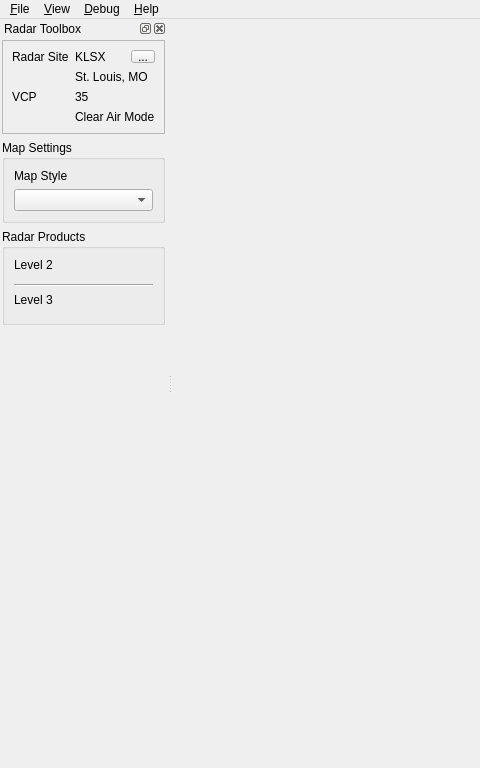
Old version of the form scwx-qt/source/scwx/qt/main/main_window.ui in the repository dpaulat/supercell-wx; both pictures show x 0 to 480 and y 0 to 768 of the 1024 by 768 pixel window.
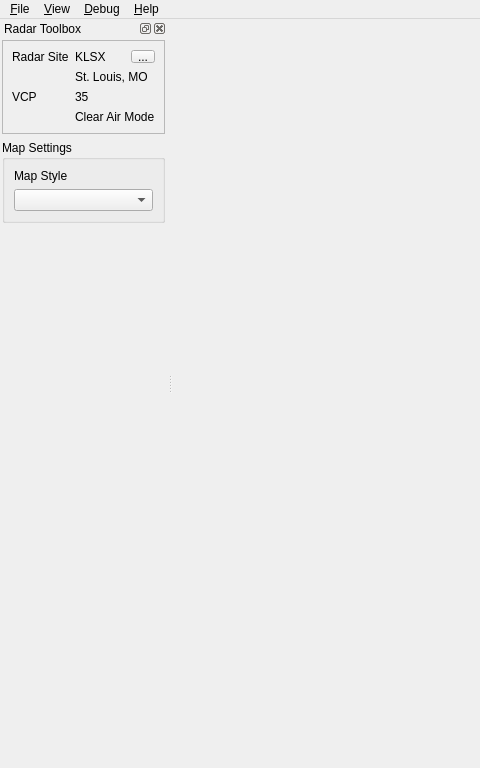
New version of the form. Icons and pictures are not drawn.

Commit message: Add radar toolbox items to collapsible widgets

The edit to the form file:
```diff
--- a/scwx-qt/source/scwx/qt/main/main_window.ui
+++ b/scwx-qt/source/scwx/qt/main/main_window.ui
@@ -134,8 +134,8 @@
          <rect>
           <x>0</x>
           <y>0</y>
-          <width>175</width>
-          <height>696</height>
+          <width>157</width>
+          <height>702</height>
          </rect>
         </property>
         <layout class="QVBoxLayout" name="verticalLayout_6">
@@ -240,60 +240,6 @@
            </layout>
           </widget>
          </item>
-         <item>
-          <widget class="QGroupBox" name="radarProductGroupBox">
-           <property name="title">
-            <string>Radar Products</string>
-           </property>
-           <layout class="QVBoxLayout" name="verticalLayout">
-            <item>
-             <widget class="QLabel" name="level2Label">
-              <property name="text">
-               <string>Level 2</string>
-              </property>
-             </widget>
-            </item>
-            <item>
-             <widget class="QWidget" name="level2ProductFrame" native="true"/>
-            </item>
-            <item>
-             <widget class="Line" name="level2Separator">
-              <property name="orientation">
-               <enum>Qt::Horizontal</enum>
-              </property>
-             </widget>
-            </item>
-            <item>
-             <widget class="QLabel" name="level3Label">
-              <property name="text">
-               <string>Level 3</string>
-              </property>
-             </widget>
-            </item>
-            <item>
-             <widget class="QWidget" name="level3ProductFrame" native="true"/>
-            </item>
-           </layout>
-          </widget>
-         </item>
-         <item>
-          <widget class="QWidget" name="settingsFrame" native="true">
-           <layout class="QVBoxLayout" name="verticalLayout_4">
-            <property name="leftMargin">
-             <number>0</number>
-            </property>
-            <property name="topMargin">
-             <number>0</number>
-            </property>
-            <property name="rightMargin">
-             <number>0</number>
-            </property>
-            <property name="bottomMargin">
-             <number>0</number>
-            </property>
-           </layout>
-          </widget>
-         </item>
          <item>
           <spacer name="radarToolboxSpacer">
            <property name="orientation">
```
The commit also changes 1 other file.
